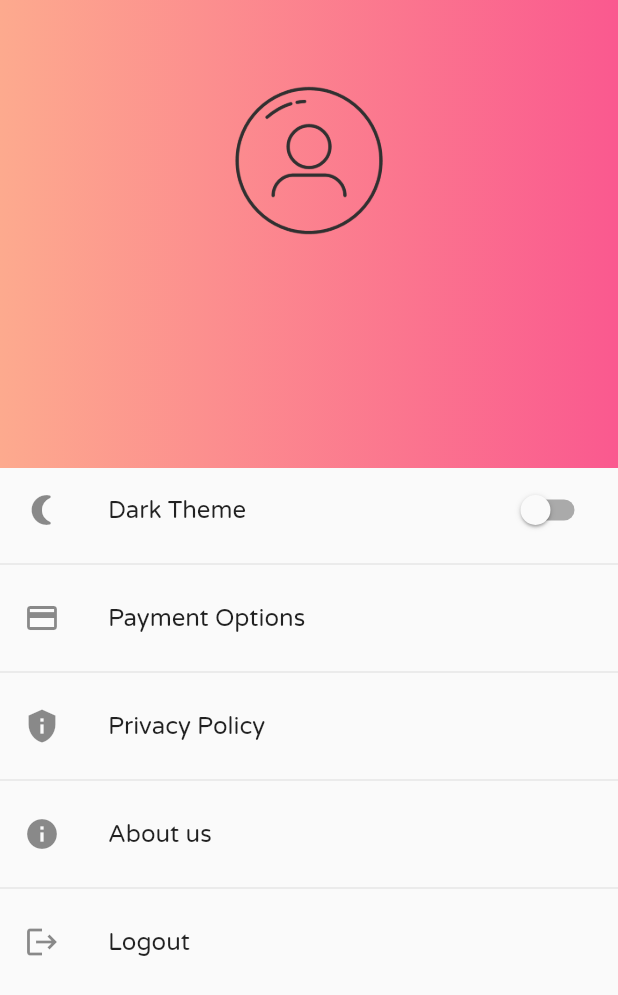
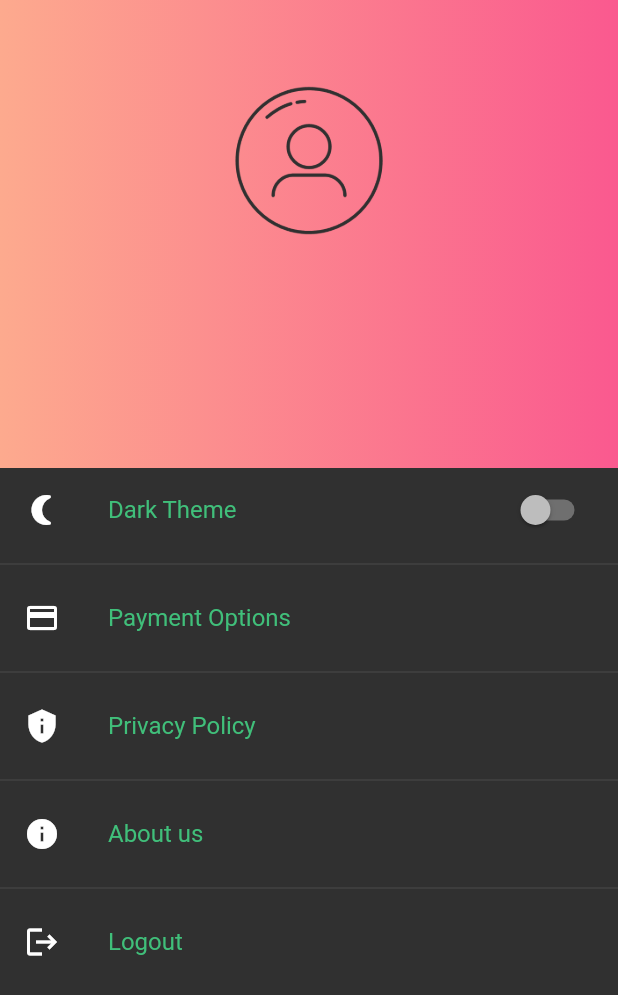
Before and after one commit to xybercommander/Prarambh, a Flutter app: the CustomerAccountPage screen opened directly, on a phone screen of 412 x 824 dp. Shown: the top 995 px of the screen. Run offline on Flutter 3.47's test engine with Material 2 defaults, Android fonts, the phone set to English and light mode, and no system bars; our stand-ins replace clay_containers, cloud_firestore, firebase_auth, firebase_core, firebase_storage, flare_flutter and 7 more; missing offline and left inert: flare_dart, network_to_file_image; accounts and stored records are empty.

Commit message:
fixing themes

```diff
--- /dev/null
+++ b/lib/model/theme_model.dart
@@ -0,0 +1,23 @@
+import 'package:flutter/material.dart';
+import 'package:hack_it_out_demo/widgets/theme_widgets.dart';
+
+enum ThemeType { Light, Dark }
+
+class ThemeModel extends ChangeNotifier {
+  ThemeData currentTheme = darkTheme;
+  ThemeType _themeType = ThemeType.Dark;
+
+  toggleTheme() {
+    if (_themeType == ThemeType.Dark) {
+      currentTheme = lightTheme;
+      _themeType = ThemeType.Light;
+      return notifyListeners();
+    }
+
+    if (_themeType == ThemeType.Light) {
+      currentTheme = darkTheme;
+      _themeType = ThemeType.Dark;
+      return notifyListeners();
+    }
+  }
+}
--- a/lib/views/CustomerPages/customer_account_page.dart
+++ b/lib/views/CustomerPages/customer_account_page.dart
@@ -2,12 +2,14 @@ import 'dart:io';
 import 'package:flutter/material.dart';
 import 'package:hack_it_out_demo/SignInPages/login.dart';
 import 'package:hack_it_out_demo/helper/sharedpreferences.dart';
+import 'package:hack_it_out_demo/model/theme_model.dart';
 import 'package:hack_it_out_demo/modules/customer_constants.dart';
 import 'package:hack_it_out_demo/services/auth.dart';
 import 'package:network_to_file_image/network_to_file_image.dart';
 import 'package:page_transition/page_transition.dart';
 import 'package:path_provider/path_provider.dart';
 import 'package:path/path.dart' as p;
+import 'package:provider/provider.dart';
 
 class CustomerAccountPage extends StatefulWidget {
   @override
@@ -120,6 +122,7 @@ class _CustomerAccountPageState extends State<CustomerAccountPage> {
           onChanged: (bool value) {
             setState(() {
               darkTheme = !darkTheme;
+              Provider.of<ThemeModel>(context, listen: false).toggleTheme();
             });
           });
     } else {
--- /dev/null
+++ b/lib/widgets/theme_widgets.dart
@@ -0,0 +1,23 @@
+import 'package:flutter/material.dart';
+
+ThemeData darkTheme = ThemeData.dark().copyWith(
+
+    primaryColor: Color(0xff1f655d),
+    accentColor: Color(0xff40bf7a),
+    textTheme: TextTheme(
+        title: TextStyle(color: Color(0xff40bf7a), fontFamily: 'Varela'),
+        subtitle: TextStyle(color: Colors.white),
+        subhead: TextStyle(color: Color(0xff40bf7a))),
+    appBarTheme: AppBarTheme(color: Color(0xff1f655d)));
+
+ThemeData lightTheme = ThemeData.light().copyWith(
+    primaryColor: Color(0xfff5f5f5),
+    accentColor: Color(0xff40bf7a),
+    textTheme: TextTheme(
+
+        title: TextStyle(color: Colors.black54, fontFamily: 'Varela'),
+        subtitle: TextStyle(color: Colors.grey),
+        subhead: TextStyle(color: Colors.blueGrey[900])),
+    appBarTheme: AppBarTheme(
+        color: Color(0xff1f655d),
+        actionsIconTheme: IconThemeData(color: Colors.white)));
--- a/pubspec.yaml
+++ b/pubspec.yaml
@@ -39,6 +39,7 @@ dependencies:
   flutter_swiper: ^1.1.6
   random_string: ^2.1.0
   flutter_svg: 0.19.0
+  provider: ^4.3.3
 
 
   # The following adds the Cupertino Icons font to your application.
```
Also changed, not shown: lib/main.dart (+7 -4 lines), pubspec.lock.
